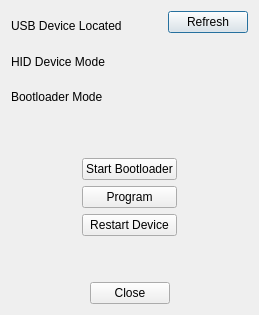
ftkalcevic/GenericHID, file GenericHID/generichid/programdlg.ui: the form before one commit.
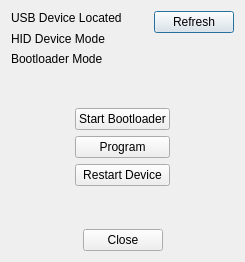
The form after the commit. Icons and pictures are not drawn.

```diff
--- a/GenericHID/generichid/programdlg.ui
+++ b/GenericHID/generichid/programdlg.ui
@@ -9,8 +9,8 @@
    <rect>
     <x>0</x>
     <y>0</y>
-    <width>259</width>
-    <height>315</height>
+    <width>245</width>
+    <height>262</height>
    </rect>
   </property>
   <property name="sizePolicy">
@@ -21,14 +21,14 @@
   </property>
   <property name="minimumSize">
    <size>
-    <width>259</width>
-    <height>315</height>
+    <width>245</width>
+    <height>262</height>
    </size>
   </property>
   <property name="maximumSize">
    <size>
-    <width>259</width>
-    <height>315</height>
+    <width>245</width>
+    <height>262</height>
    </size>
   </property>
   <property name="windowTitle">
```
Left out of the diff: 92 changed lines with no effect on the pictures.
